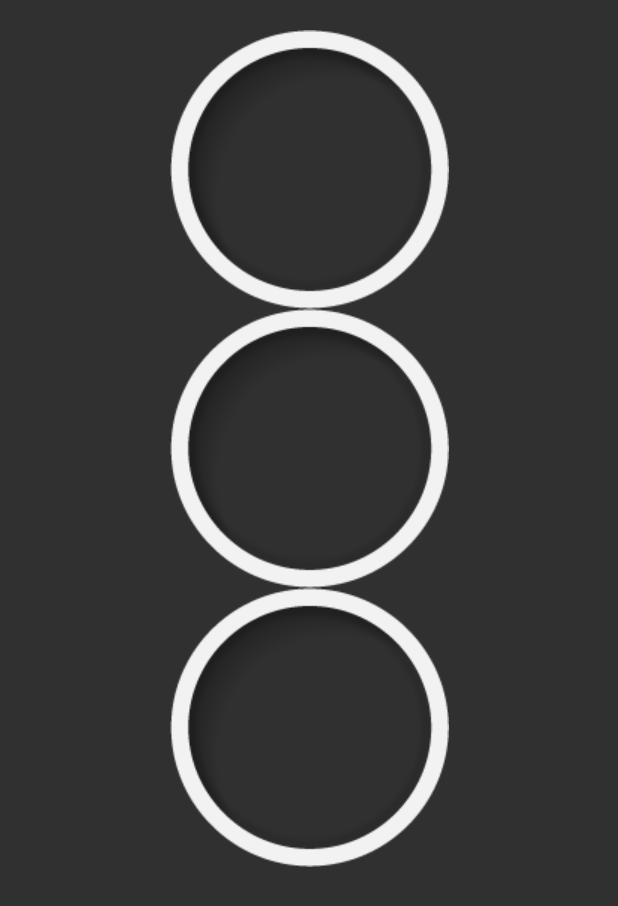
After one commit to holenet/Codge, an Android app: the layout fragment_picker.xml on its own in the app's theme, with its tools: preview values and no code run, on a phone screen of 412 x 824 dp. The commit adds this screen. Shown: the top 906 px of the screen. Run offline under Robolectric (Android 15) with nearby library versions, the phone set to English and light mode, and no system bars.

Commit message:
construct basic color palette

```diff
--- a/app/build.gradle
+++ b/app/build.gradle
@@ -30,4 +30,6 @@ dependencies {
     testImplementation 'junit:junit:4.12'
     androidTestImplementation 'com.android.support.test:runner:1.0.2'
     androidTestImplementation 'com.android.support.test.espresso:espresso-core:3.0.2'
+    implementation 'com.android.support:support-v4:27.1.1'
+    implementation 'com.android.support:recyclerview-v7:27.1.1'
 }
--- /dev/null
+++ b/app/src/main/res/layout/fragment_picker.xml
@@ -0,0 +1,21 @@
+<?xml version="1.0" encoding="utf-8"?>
+<android.support.constraint.ConstraintLayout
+    xmlns:android="http://schemas.android.com/apk/res/android"
+    xmlns:app="http://schemas.android.com/apk/res-auto"
+    xmlns:tools="http://schemas.android.com/tools"
+    android:layout_width="match_parent"
+    android:layout_height="match_parent">
+
+    <android.support.v7.widget.RecyclerView
+        android:id="@+id/rVpicker"
+        android:layout_width="wrap_content"
+        android:layout_height="0dp"
+        android:layout_marginBottom="20dp"
+        android:layout_marginTop="20dp"
+        android:requiresFadingEdge="vertical"
+        app:layout_constraintBottom_toBottomOf="parent"
+        app:layout_constraintEnd_toEndOf="parent"
+        app:layout_constraintStart_toStartOf="parent"
+        app:layout_constraintTop_toTopOf="parent"
+        tools:listitem="@layout/item_picker" />
+</android.support.constraint.ConstraintLayout>
--- /dev/null
+++ b/app/src/main/res/layout/item_picker.xml
@@ -0,0 +1,20 @@
+<?xml version="1.0" encoding="utf-8"?>
+<android.support.constraint.ConstraintLayout xmlns:android="http://schemas.android.com/apk/res/android"
+    xmlns:app="http://schemas.android.com/apk/res-auto"
+    xmlns:tools="http://schemas.android.com/tools"
+    android:layout_width="wrap_content"
+    android:layout_height="wrap_content">
+
+    <ImageButton
+        android:id="@+id/iBitem"
+        android:layout_width="wrap_content"
+        android:layout_height="wrap_content"
+        android:background="@android:color/transparent"
+        android:contentDescription="frame"
+        app:layout_constraintBottom_toBottomOf="parent"
+        app:layout_constraintEnd_toEndOf="parent"
+        app:layout_constraintStart_toStartOf="parent"
+        app:layout_constraintTop_toTopOf="parent"
+        app:srcCompat="@drawable/item_frame"
+        tools:padding="10dp" />
+</android.support.constraint.ConstraintLayout>
--- a/app/src/main/res/values/colors.xml
+++ b/app/src/main/res/values/colors.xml
@@ -5,4 +5,5 @@
     <color name="colorAccent">#FFCC33</color>
 
     <color name="background">#333333</color>
+    <color name="backgroundLight">#F2F2F2</color>
 </resources>
```
Also changed, not shown: app/src/main/java/com/holenet/codge/GameActivity.kt (+71 -3 lines), app/src/main/res/layout/activity_game.xml (+20 -0 lines), app/src/main/res/drawable/item_frame.png (added).
